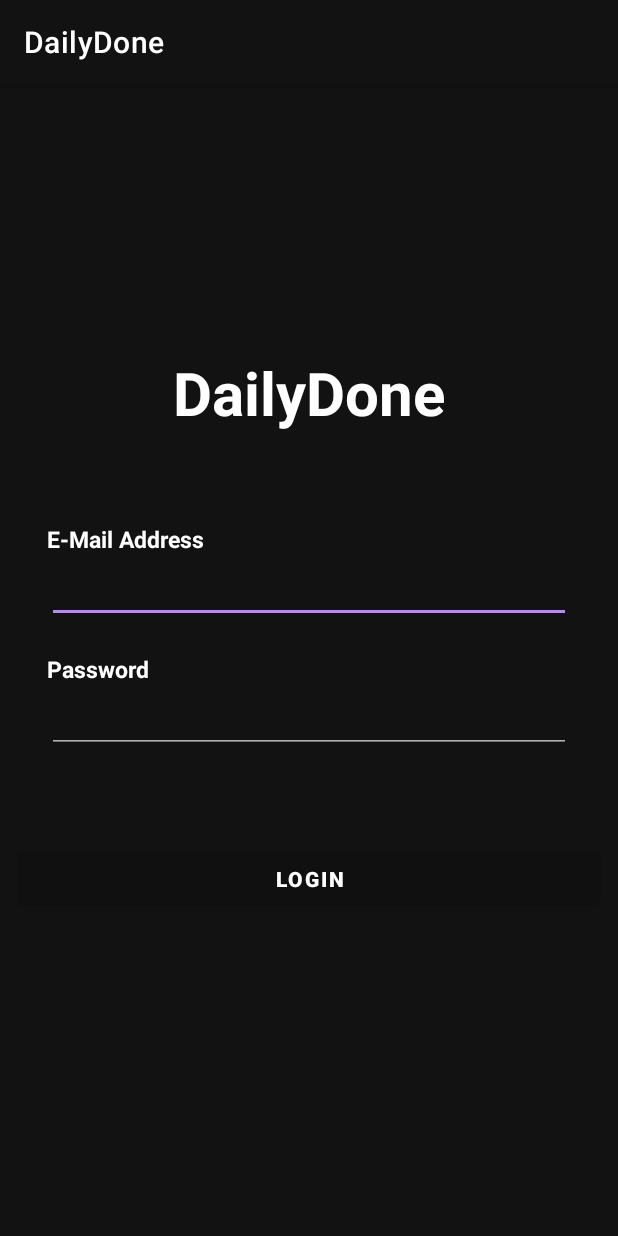
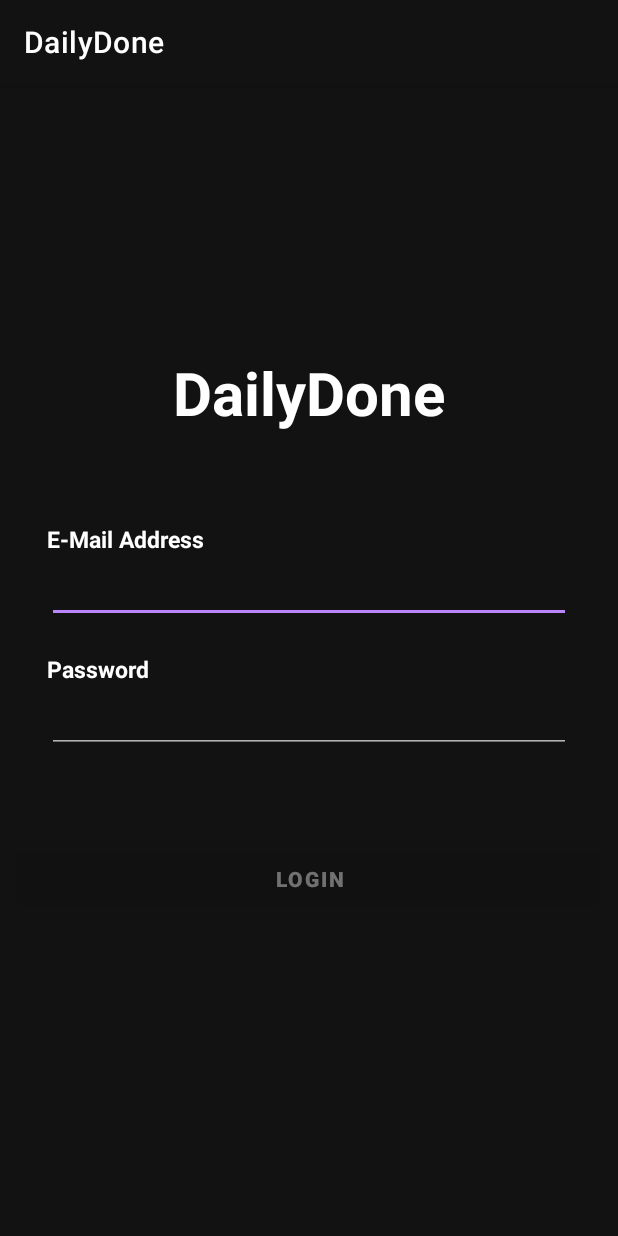
Before and after one commit to joergjonaskrahn/mad_semester_project, an Android app: the LoginActivity screen opened directly, with no data from a screen before it, on a phone screen of 412 x 824 dp. Run offline under Robolectric (Android 15) with nearby library versions, the phone set to English and light mode, and no system bars; our stand-ins replace data binding.

Commit message:
further implementation

```diff
--- a/app/src/main/java/org/dailydone/mobile/android/LoginActivity.java
+++ b/app/src/main/java/org/dailydone/mobile/android/LoginActivity.java
@@ -15,6 +15,7 @@ import android.widget.FrameLayout;
 import android.widget.TextView;
 
 import org.dailydone.mobile.android.databinding.ActivityLoginBinding;
+import org.dailydone.mobile.android.util.Constants;
 import org.dailydone.mobile.android.view_model.LoginViewModel;
 
 import retrofit2.Call;
@@ -172,8 +173,12 @@ public class LoginActivity extends AppCompatActivity {
         });
 
         viewModel.getIsAuthenticationPossible().observe(this, isAuthenticationPossible -> {
-            buttonLogin.setEnabled(
-                    Boolean.TRUE.equals(viewModel.getIsAuthenticationPossible().getValue()));
+            buttonLogin.setEnabled(isAuthenticationPossible);
+            if(isAuthenticationPossible) {
+                buttonLogin.setAlpha(Constants.BUTTON_ENABLED_ALPHA);
+            }else{
+                buttonLogin.setAlpha(Constants.BUTTON_DISABLED_ALPHA);
+            }
         });
 
         // Show progress overlay based on authenticating state
--- a/app/src/main/java/org/dailydone/mobile/android/TodoDetailViewActivity.java
+++ b/app/src/main/java/org/dailydone/mobile/android/TodoDetailViewActivity.java
@@ -23,6 +23,7 @@ import com.google.android.material.timepicker.TimeFormat;
 import org.dailydone.mobile.android.databinding.ActivityTodoDetailViewBinding;
 import org.dailydone.mobile.android.infrastructure.services.ITodoDataService;
 import org.dailydone.mobile.android.model.viewAbstractions.ViewAbstractionTodo;
+import org.dailydone.mobile.android.util.Constants;
 import org.dailydone.mobile.android.view_model.TodoDetailViewViewModel;
 
 import java.text.ParseException;
@@ -60,6 +61,7 @@ public class TodoDetailViewActivity extends AppCompatActivity {
                 viewModel.setFromTodo(new ViewAbstractionTodo(todo));
             });
             binding.imageButtonDeleteTodo.setEnabled(true);
+            binding.imageButtonDeleteTodo.setAlpha(Constants.BUTTON_ENABLED_ALPHA);
         }
 
         binding.imageButtonSaveTodo.setOnClickListener(view -> {
--- a/app/src/main/java/org/dailydone/mobile/android/infrastructure/rest/ITodoRestOperations.java
+++ b/app/src/main/java/org/dailydone/mobile/android/infrastructure/rest/ITodoRestOperations.java
@@ -5,6 +5,7 @@ import org.dailydone.mobile.android.model.Todo;
 import java.util.List;
 
 import retrofit2.Call;
+import retrofit2.http.Body;
 import retrofit2.http.DELETE;
 import retrofit2.http.GET;
 import retrofit2.http.POST;
@@ -20,10 +21,10 @@ public interface ITodoRestOperations {
     Call<Todo> readTodo(@Path("id") long id);
 
     @POST("todos")
-    Call<Todo> createTodo(Todo todo);
+    Call<Todo> createTodo(@Body Todo todo);
 
     @PUT("todos/{id}")
-    Call<Todo> updateTodo(@Path("id") long id, Todo todo);
+    Call<Todo> updateTodo(@Path("id") long id, @Body Todo todo);
 
     @DELETE("todos")
     Call<Boolean> deleteTodos();
--- /dev/null
+++ b/app/src/main/java/org/dailydone/mobile/android/util/Constants.java
@@ -0,0 +1,7 @@
+package org.dailydone.mobile.android.util;
+
+public class Constants {
+    // The alpha attribute in XML seems to only accepts @integer.
+    public static float BUTTON_ENABLED_ALPHA = 1;
+    public static float BUTTON_DISABLED_ALPHA = 0.4f;
+}
--- a/app/src/main/java/org/dailydone/mobile/android/view_model/TodoDetailViewViewModel.java
+++ b/app/src/main/java/org/dailydone/mobile/android/view_model/TodoDetailViewViewModel.java
@@ -83,7 +83,7 @@ public class TodoDetailViewViewModel extends AndroidViewModel {
         return dataService.deleteTodo(viewAbstractionTodo.getTodo());
     }
 
-    public boolean isTodoDeletable() {
+    public boolean getDeletable() {
         return !isNewTodo();
     }
 
--- a/app/src/main/res/layout/activity_todo_detail_view.xml
+++ b/app/src/main/res/layout/activity_todo_detail_view.xml
@@ -164,6 +164,8 @@
                 android:scaleType="fitCenter"
                 android:layout_marginStart="@dimen/margin_small"
                 android:enabled="false"
+                android:clickable="false"
+                android:alpha="0.4"
                 app:srcCompat="@drawable/delete" />
         </LinearLayout>
     </LinearLayout>
--- /dev/null
+++ b/app/src/main/res/values/fractions.xml
@@ -0,0 +1,5 @@
+<?xml version="1.0" encoding="utf-8"?>
+<resources>
+    <fraction name="alpha_button_enabled">1</fraction>
+    <fraction name="alpha_button_disabled">0.4</fraction>
+</resources>
```
